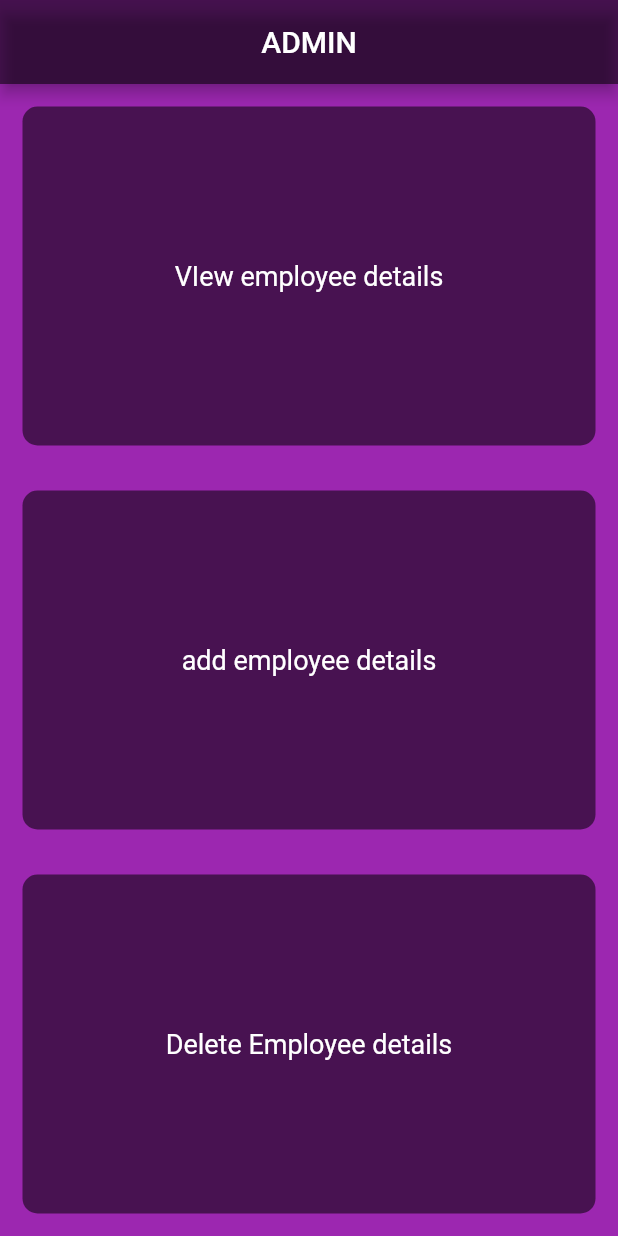
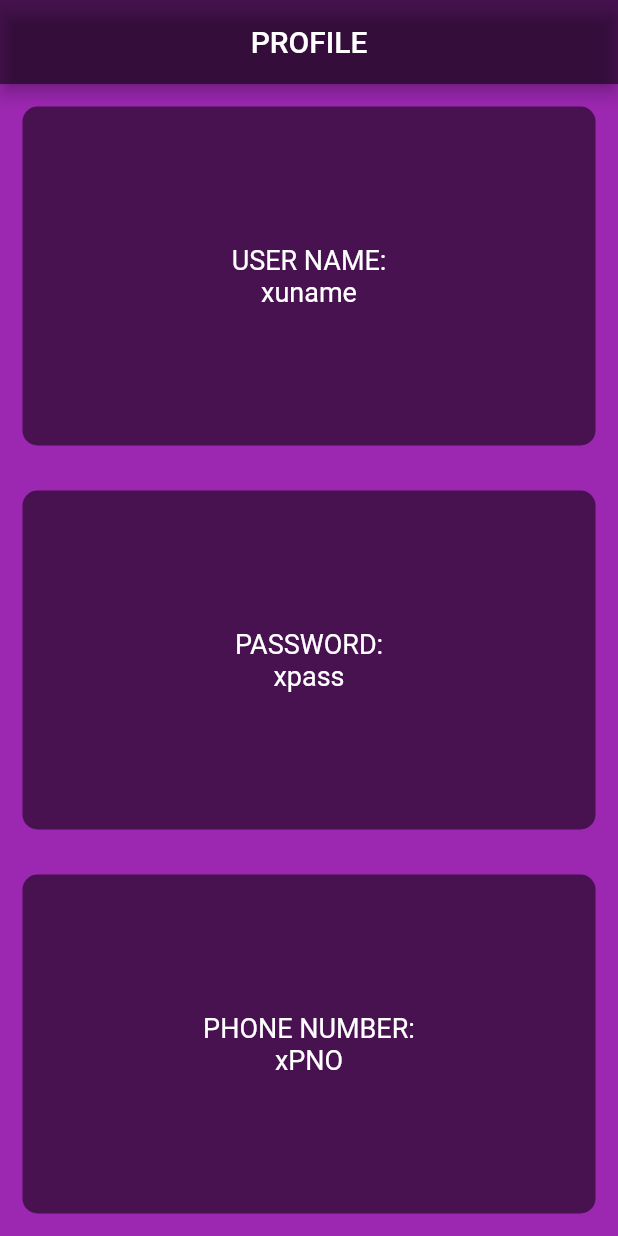
Before and after one commit to rafialshade/optelgoa, a Flutter app: the screen it shows after launch, on a phone screen of 412 x 824 dp. Run offline on Flutter 3.47's test engine with Material 2 defaults, Android fonts, the phone set to English and light mode, and no system bars; our stand-ins replace font_awesome_flutter.

Commit message:
profile done

```diff
--- a/lib/main.dart
+++ b/lib/main.dart
@@ -4,6 +4,7 @@ import 'package:optelgoa/adminlogin.dart';
 import 'package:optelgoa/adminpage.dart';
 import 'package:optelgoa/attendance.dart';
 import 'package:optelgoa/dashboard.dart';
+import 'package:optelgoa/profile.dart';
 import 'package:optelgoa/welcome_screen.dart';
 import 'package:optelgoa/login_screen.dart';
 
@@ -19,7 +20,7 @@ class MyApp extends StatelessWidget {
       ]);
     return MaterialApp(
      debugShowCheckedModeBanner: false,
-    initialRoute: AdminPAge.id,
+    initialRoute: Profile.id,
     routes: {
 WelcomeScreen.id:(context)=>WelcomeScreen(),
 LoginScreen.id:(context)=>LoginScreen(),
@@ -27,6 +28,7 @@ AdminLogin.id:(context)=>AdminLogin(),
 Dashboard.id:(context)=>Dashboard(),
 Attendance.id:(context)=>Attendance(),
 AdminPAge.id:(context)=>AdminPAge(),
+Profile.id:(context)=>Profile(),
 //ChatScreen.id:(context)=>ChatScreen(),
 //RegistrationScreen.id:(context)=>RegistrationScreen(),
     }
--- a/lib/profile.dart
+++ b/lib/profile.dart
@@ -1,117 +1,174 @@
-/* import 'package:chat_app_two/screens/chat_screen.dart';
 import 'package:flutter/material.dart';
-import 'package:chat_app_two/constants.dart';
-import 'package:chat_app_two/components/roundedbutton.dart';
-import 'package:firebase_auth/firebase_auth.dart';
-import 'chat_screen.dart';
-import 'package:modal_progress_hud/modal_progress_hud.dart';
- */
-import 'package:flutter/material.dart';
-//import 'package:optelgoa/main.dart';
+import 'package:optelgoa/reusable.dart';
 import 'package:optelgoa/roundedbutton.dart';
-//import 'package:optelgoa/welcome_screen.dart';
 import 'package:optelgoa/constants.dart';
 
-class AdminLogin extends StatefulWidget {
-  static const id = 'PROFILE';
+class Profile extends StatefulWidget {
+  static const String id = 'profile';
   @override
-  _AdminLoginState createState() => _AdminLoginState();
+  _ProfileState createState() => _ProfileState();
 }
 
-class _AdminLoginState extends State<AdminLogin> {
-  String email;
-  String phoneno;
-  String password;
- /*  bool showspinner = false;
-  final _auth = FirebaseAuth.instance;
-  String email;
-  String password; */
+class _ProfileState extends State<Profile> {
   @override
   Widget build(BuildContext context) {
     return Scaffold(
-      backgroundColor: Color(0xFF353F45),
-      //body: ModalProgressHUD(
-        //inAsyncCall: showspinner,
-        body: Padding(
-          padding: EdgeInsets.symmetric(horizontal: 0.0),
-          child: Column(
-            mainAxisAlignment: MainAxisAlignment.center,
-            crossAxisAlignment: CrossAxisAlignment.stretch,
-            children: <Widget>[
-              /* Flexible(
-                child: Hero(
-                  tag: 'logo',
-                  child: Container(
-                    height: 100.0,
-                    child: Image.asset('images/whitelogo.png'),
+        backgroundColor: Colors.purple,
+        appBar: AppBar(
+          backgroundColor: Colors.black54,
+          centerTitle: true,
+          title: Text(
+            'PROFILE',
           ),
         ),
+        body: Column(children: <Widget>[
+          Expanded(
+            child: Reusable(
+              colour: activeCardcolor,
+              cardchild: Column(
+                mainAxisAlignment: MainAxisAlignment.center,
+                crossAxisAlignment: CrossAxisAlignment.center,
+                children: <Widget>[
+                  /* Text(
+                      'HEiGHT',
+                      style: labelTExtStyle,
                     ), */
-             /*  SizedBox(
-                height: 15.0,
-              ), */
+                  Row(
+                    mainAxisAlignment: MainAxisAlignment.center,
+                    crossAxisAlignment: CrossAxisAlignment.baseline,
+                    textBaseline: TextBaseline.alphabetic,
+                    children: <Widget>[
+                      Column(
+                        mainAxisAlignment: MainAxisAlignment.center,
+                        crossAxisAlignment: CrossAxisAlignment.center,
+                        children: <Widget>[
+                          Row(
+                            mainAxisAlignment: MainAxisAlignment.center,
+                            crossAxisAlignment: CrossAxisAlignment.center,
+                            children: <Widget>[
                               Text(
-                'Profile',
-                textAlign: TextAlign.center,
-                style: TextStyle(
-                  color: Colors.white,
-                  fontSize: 39.0,
-                  fontWeight: FontWeight.w900,
+                                'USER NAME:',
+                                //height.toString(),
+                                style: labelTExtStyle,
                               ),
+                            ],
                           ),
-
-              SizedBox(
-                height: 48.0,
+                          Row(
+                            mainAxisAlignment: MainAxisAlignment.center,
+                            crossAxisAlignment: CrossAxisAlignment.center,
+                            children: <Widget>[
+                              Text(
+                                'xuname',
+                                style: labelTExtStyle,
+                              )
+                            ],
+                          )
+                        ],
                       ),
-              TextField(
-                  textAlign: TextAlign.center,
-                  style: TextStyle(color: Colors.white),
-                  onChanged: (value) {
-                    email = value;
-                  },
-                  decoration:
-                      ktextfield.copyWith(hintText: 'ENTER YOUR ADMINID')),
-              SizedBox(
-                height: 8.0,
-              ),
-              TextField(
-                  obscureText: true,
-                  textAlign: TextAlign.center,
-                  style: TextStyle(color: Colors.white),
-                  onChanged: (value) {
-                    password = value;
-                  },
-                  decoration:
-                      ktextfield.copyWith(hintText: 'ENTER YOUR PASSWORD')),
-              SizedBox(
-                height: 24.0,
-              ),
-              RoundedButton(
-                title: 'LOG IN',
-                colur: Color(0xFF1CE3B1),
-                /* onPressed: () async {
-                  setState(() {
-                    showspinner = true;
-                  }); */
-
-                  /* try {
-                    final user = await _auth.signInWithEmailAndPassword(
-                        email: email, password: password);
-                    if (user != null) {
-                      Navigator.pushNamed(context, ChatScreen.id);
-                    }
-                    setState(() {
-                      showspinner = false;
-                    });
-                  } catch (e) {
-                    print(e);
-                  } */
-                //},
+                    ],
                   ),
                 ],
               ),
             ),
-
-    );
+          ),
+          Expanded(
+            child: Reusable(
+              colour: activeCardcolor,
+              cardchild: Column(
+                mainAxisAlignment: MainAxisAlignment.center,
+                crossAxisAlignment: CrossAxisAlignment.center,
+                children: <Widget>[
+                  /* Text(
+                      'HEiGHT',
+                      style: labelTExtStyle,
+                    ), */
+                  Row(
+                    mainAxisAlignment: MainAxisAlignment.center,
+                    crossAxisAlignment: CrossAxisAlignment.baseline,
+                    textBaseline: TextBaseline.alphabetic,
+                    children: <Widget>[
+                      Column(
+                        mainAxisAlignment: MainAxisAlignment.center,
+                        crossAxisAlignment: CrossAxisAlignment.center,
+                        children: <Widget>[
+                          Row(
+                            mainAxisAlignment: MainAxisAlignment.center,
+                            crossAxisAlignment: CrossAxisAlignment.center,
+                            children: <Widget>[
+                              Text(
+                                'PASSWORD:',
+                                //height.toString(),
+                                style: labelTExtStyle,
+                              ),
+                            ],
+                          ),
+                          Row(
+                            mainAxisAlignment: MainAxisAlignment.center,
+                            crossAxisAlignment: CrossAxisAlignment.center,
+                            children: <Widget>[
+                              Text(
+                                'xpass',
+                                style: labelTExtStyle,
+                              )
+                            ],
+                          )
+                        ],
+                      ),
+                    ],
+                  ),
+                ],
+              ),
+            ),
+          ),
+          Expanded(
+            child: Reusable(
+              colour: activeCardcolor,
+              cardchild: Column(
+                mainAxisAlignment: MainAxisAlignment.center,
+                crossAxisAlignment: CrossAxisAlignment.center,
+                children: <Widget>[
+                  /* Text(
+                      'HEiGHT',
+                      style: labelTExtStyle,
+                    ), */
+                  Row(
+                    mainAxisAlignment: MainAxisAlignment.center,
+                    crossAxisAlignment: CrossAxisAlignment.baseline,
+                    textBaseline: TextBaseline.alphabetic,
+                    children: <Widget>[
+                      Column(
+                        mainAxisAlignment: MainAxisAlignment.center,
+                        crossAxisAlignment: CrossAxisAlignment.center,
+                        children: <Widget>[
+                          Row(
+                            mainAxisAlignment: MainAxisAlignment.center,
+                            crossAxisAlignment: CrossAxisAlignment.center,
+                            children: <Widget>[
+                              Text(
+                                'PHONE NUMBER:',
+                                //height.toString(),
+                                style: labelTExtStyle,
+                              ),
+                            ],
+                          ),
+                          Row(
+                            mainAxisAlignment: MainAxisAlignment.center,
+                            crossAxisAlignment: CrossAxisAlignment.center,
+                            children: <Widget>[
+                              Text(
+                                'xPNO',
+                                style: labelTExtStyle,
+                              )
+                            ],
+                          )
+                        ],
+                      ),
+                    ],
+                  ),
+                ],
+              ),
+            ),
+          ),
+        ]));
   }
 }
```
Lines whose indentation alone changed are shown as unchanged.
